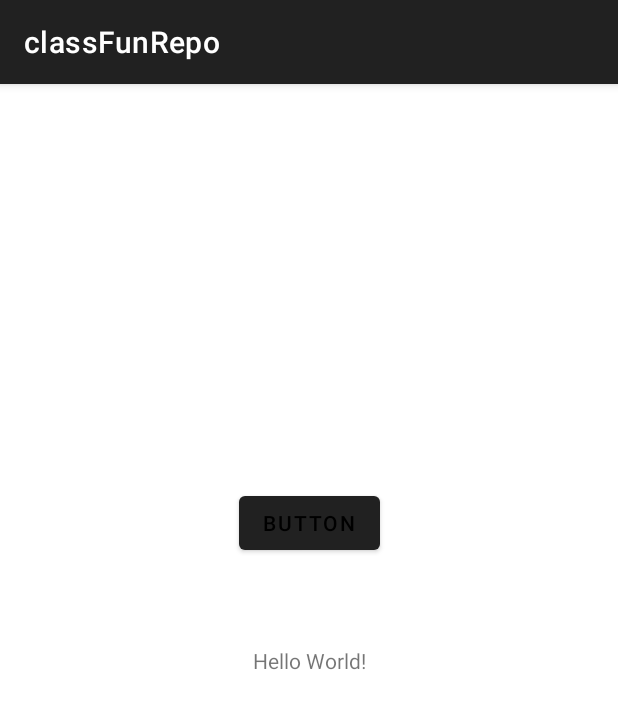
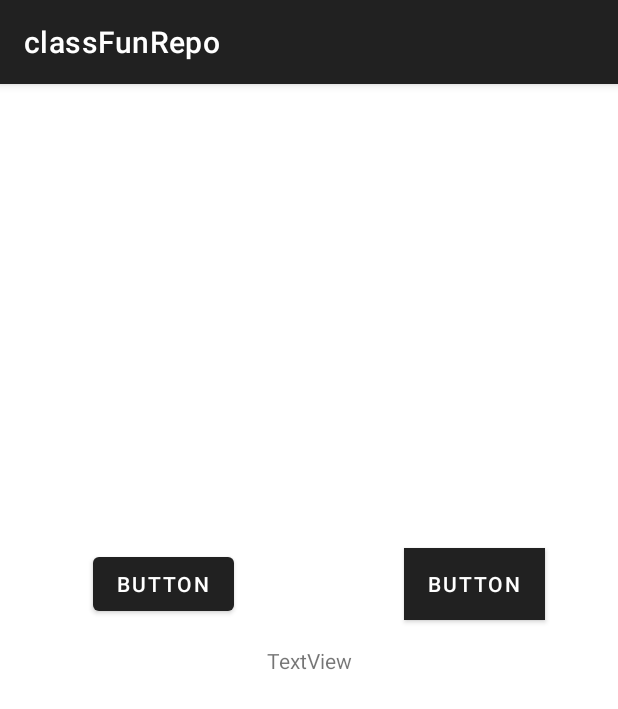
Before and after one commit to srimanthc/classFunRepo, an Android app: the screen it shows after launch (MainActivity), on a phone screen of 412 x 824 dp. Shown: the top 709 px of the screen. Run offline under Robolectric (Android 15) with nearby library versions, the phone set to English and light mode, and no system bars.

Commit message:
finished themes, almost done with activity main

```diff
--- /dev/null
+++ b/app/src/main/res/drawable/check_button.xml
@@ -0,0 +1,5 @@
+<vector android:height="24dp" android:tint="#000000"
+    android:viewportHeight="24" android:viewportWidth="24"
+    android:width="24dp" xmlns:android="http://schemas.android.com/apk/res/android">
+    <path android:fillColor="@android:color/white" android:pathData="M19,3L5,3c-1.11,0 -2,0.9 -2,2v14c0,1.1 0.89,2 2,2h14c1.11,0 2,-0.9 2,-2L21,5c0,-1.1 -0.89,-2 -2,-2zM10,17l-5,-5 1.41,-1.41L10,14.17l7.59,-7.59L19,8l-9,9z"/>
+</vector>
--- a/app/src/main/res/layout/activity_main.xml
+++ b/app/src/main/res/layout/activity_main.xml
@@ -6,16 +6,6 @@
     android:layout_height="match_parent"
     tools:context=".MainActivity">
 
-    <TextView
-        android:id="@+id/textView"
-        android:layout_width="wrap_content"
-        android:layout_height="wrap_content"
-        android:text="Hello World!"
-        app:layout_constraintBottom_toBottomOf="parent"
-        app:layout_constraintEnd_toEndOf="parent"
-        app:layout_constraintStart_toStartOf="parent"
-        app:layout_constraintTop_toTopOf="parent" />
-
     <Button
         android:id="@+id/button"
         android:layout_width="wrap_content"
@@ -23,8 +13,31 @@
         android:text="Button"
         app:layout_constraintBottom_toBottomOf="parent"
         app:layout_constraintEnd_toEndOf="parent"
+        app:layout_constraintHorizontal_bias="0.195"
         app:layout_constraintStart_toStartOf="parent"
         app:layout_constraintTop_toTopOf="parent"
-        app:layout_constraintVertical_bias="0.373" />
+        app:layout_constraintVertical_bias="0.43" />
 
+    <Button
+        android:id="@+id/button2"
+        android:layout_width="wrap_content"
+        android:layout_height="wrap_content"
+        android:background="#F6F1F1"
+        android:text="Button"
+        app:layout_constraintBottom_toBottomOf="parent"
+        app:layout_constraintEnd_toEndOf="parent"
+        app:layout_constraintHorizontal_bias="0.848"
+        app:layout_constraintStart_toStartOf="parent"
+        app:layout_constraintTop_toTopOf="parent"
+        app:layout_constraintVertical_bias="0.43" />
+
+    <TextView
+        android:id="@+id/textView"
+        android:layout_width="wrap_content"
+        android:layout_height="wrap_content"
+        android:text="TextView"
+        app:layout_constraintBottom_toBottomOf="parent"
+        app:layout_constraintEnd_toEndOf="parent"
+        app:layout_constraintStart_toStartOf="parent"
+        app:layout_constraintTop_toTopOf="parent" />
 </androidx.constraintlayout.widget.ConstraintLayout>
--- a/app/src/main/res/values-night/themes.xml
+++ /dev/null
@@ -1,16 +0,0 @@
-<resources xmlns:tools="http://schemas.android.com/tools">
-    <!-- Base application theme. -->
-    <style name="Theme.ClassFunRepo" parent="Theme.MaterialComponents.DayNight.DarkActionBar">
-        <!-- Primary brand color. -->
-        <item name="colorPrimary">@color/secondColor</item>
-        <item name="colorPrimaryVariant">@color/secondLightColor</item>
-        <item name="colorOnPrimary">@color/secondTextColor</item>
-        <!-- Secondary brand color. -->
-        <item name="colorSecondary">@color/secondary</item>
-        <item name="colorSecondaryVariant">@color/secondaryV</item>
-        <item name="colorOnSecondary">@color/secondColor</item>
-        <!-- Status bar color. -->
-        <item name="android:statusBarColor" tools:targetApi="l">?attr/colorPrimaryVariant</item>
-        <!-- Customize your theme here. -->
-    </style>
-</resources>
```
Also changed, not shown: app/src/main/res/values/themes.xml (+14 -4 lines).
